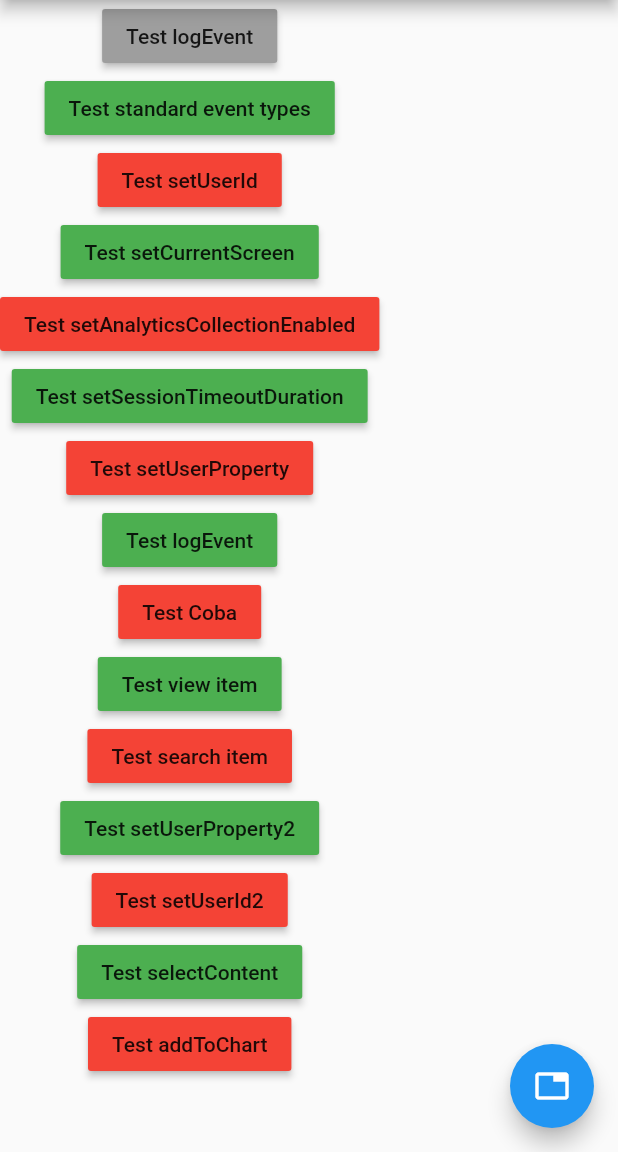
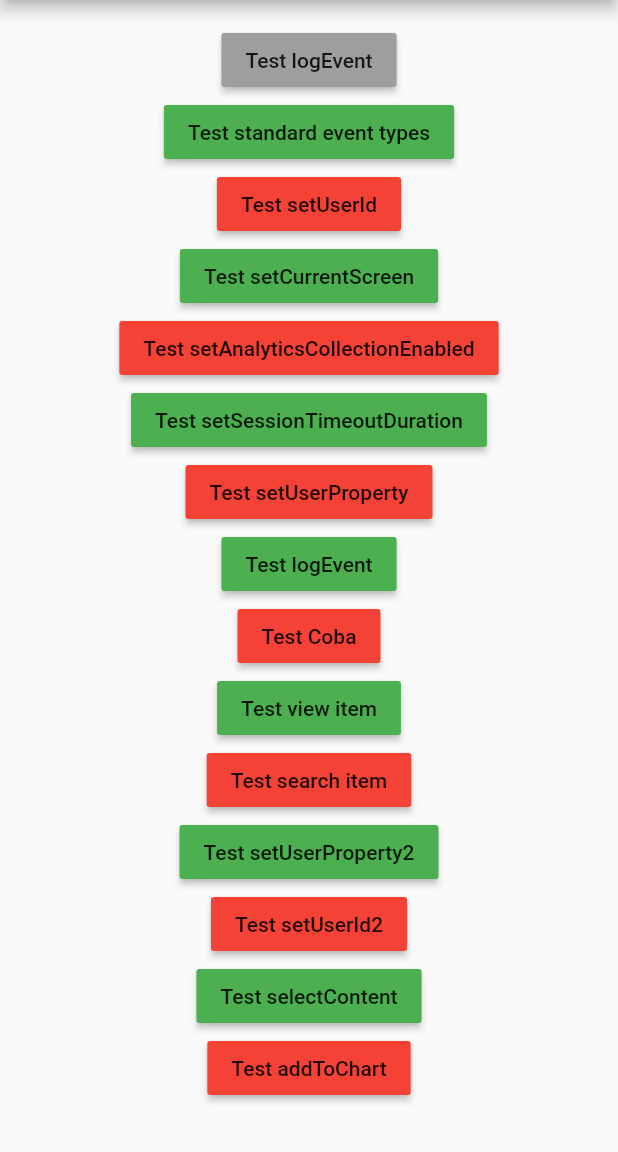
Before and after one commit to widanoer/firebase_analytics_flutter, a Flutter app: the screen it shows after launch, on a phone screen of 412 x 824 dp, the part 84-1236 px from its top. Run offline on Flutter 3.47's test engine with Material 2 defaults, Android fonts, the phone set to English and light mode, and no system bars; our stand-ins replace firebase_analytics; accounts and stored records are empty.

Commit message:
make center and scrollable

```diff
--- a/lib/main.dart
+++ b/lib/main.dart
@@ -73,7 +73,6 @@ class _MyHomePageState extends State<MyHomePage> {
     await analytics.setUserId('some-user');
     setMessage('setUserId succeeded');
   }
-
 
   Future<void> _testSetCurrentScreen() async {
     await analytics.setCurrentScreen(
@@ -315,7 +314,10 @@ class _MyHomePageState extends State<MyHomePage> {
         appBar: AppBar(
           title: Text(widget.title),
         ),
-      body: Column(
+        body: Center(
+          child: SingleChildScrollView(
+          child: Column(
+            crossAxisAlignment: CrossAxisAlignment.center,
             children: <Widget>[
               MaterialButton(
                 color: Colors.grey,
@@ -352,7 +354,6 @@ class _MyHomePageState extends State<MyHomePage> {
                 child: const Text('Test setUserProperty'),
                 onPressed: _testSetUserProperty,
               ),
-
               MaterialButton(
                 color: Colors.green,
                 child: const Text('Test logEvent'),
@@ -393,20 +394,20 @@ class _MyHomePageState extends State<MyHomePage> {
                 child: const Text('Test addToChart'),
                 onPressed: _testAddToChart,
               ),
-
               Text(_message,
-              style: const TextStyle(color: Color.fromARGB(255, 0, 155, 0))),
+                  style:
+                      const TextStyle(color: Color.fromARGB(255, 0, 155, 0))),
             ],
           ),
-      floatingActionButton: FloatingActionButton(
-          child: const Icon(Icons.tab),
-          onPressed: () {
-            Navigator.of(context).push(MaterialPageRoute<TabsPage>(
-                settings: const RouteSettings(name: TabsPage.routeName),
-                builder: (BuildContext context) {
-                  return TabsPage(observer);
-                }));
-          }),
-    );
+          // floatingActionButton: FloatingActionButton(
+          //     child: const Icon(Icons.tab),
+          //     onPressed: () {
+          //       Navigator.of(context).push(MaterialPageRoute<TabsPage>(
+          //           settings: const RouteSettings(name: TabsPage.routeName),
+          //           builder: (BuildContext context) {
+          //             return TabsPage(observer);
+          //           }));
+          //     }),
+        )));
   }
 }
```
Lines whose indentation alone changed are shown as unchanged.
